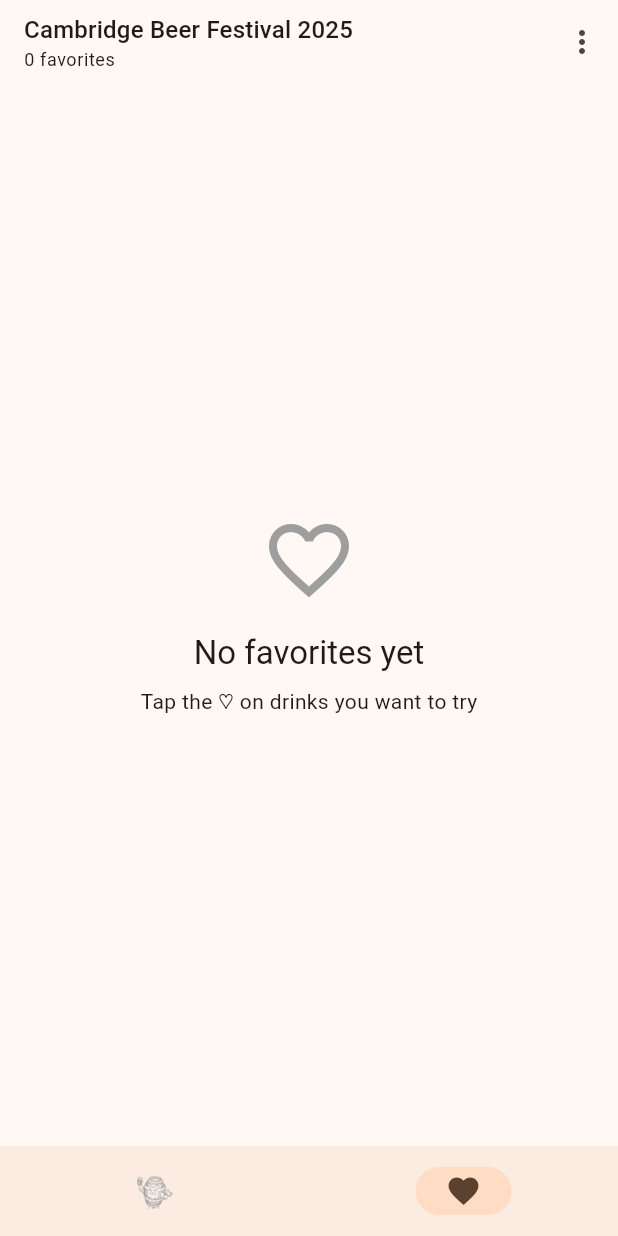
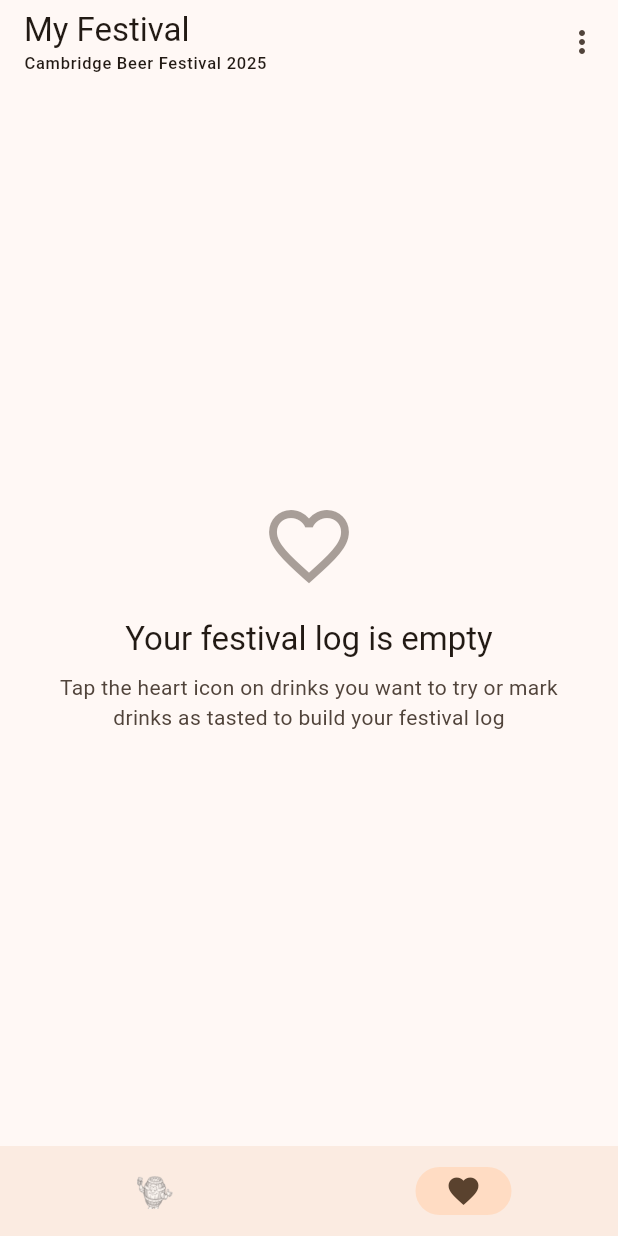
Before and after one commit to richardthe3rd/cambridge-beer-festival-app, a Flutter app: the screen it shows after launch, item 2 of the bottom bar chosen, on a phone screen of 412 x 824 dp. Run offline on Flutter 3.47's test engine with Material 3 defaults, Android fonts, the phone set to English and light mode, and no system bars; our stand-ins replace firebase_analytics, firebase_core, firebase_crashlytics, go_router, package_info_plus, share_plus and 1 more; accounts and stored records are empty; network calls fail.

Commit message:
feat: create FavoritesScreen as Festival Log (Task 4.3)
Co-authored-by: richardthe3rd <573334+richardthe3rd@users.noreply.github.com>

```diff
--- a/lib/main.dart
+++ b/lib/main.dart
@@ -342,62 +342,3 @@ class _BeerFestivalHomeState extends State<BeerFestivalHome> {
 }
 
 /// Screen showing favorited drinks
-class FavoritesScreen extends StatelessWidget {
-  const FavoritesScreen({
-    required this.festivalId,
-    super.key,
-  });
-
-  final String festivalId;
-
-  @override
-  Widget build(BuildContext context) {
-    final provider = context.watch<BeerProvider>();
-    final favorites = provider.favoriteDrinks;
-    final theme = Theme.of(context);
-
-    return Scaffold(
-      appBar: AppBar(
-        title: Column(
-          crossAxisAlignment: CrossAxisAlignment.start,
-          children: [
-            Text(provider.currentFestival.name, style: theme.textTheme.titleMedium),
-            Text('${favorites.length} favorites', style: theme.textTheme.bodySmall),
-          ],
-        ),
-        actions: [
-          buildOverflowMenu(context),
-        ],
-      ),
-      body: favorites.isEmpty
-          ? Semantics(
-              label: 'No favorites yet. Tap the heart icon on drinks you want to try.',
-              child: Center(
-                child: Column(
-                  mainAxisAlignment: MainAxisAlignment.center,
-                  children: [
-                    const Icon(Icons.favorite_border, size: 64, color: Colors.grey),
-                    const SizedBox(height: 16),
-                    Text('No favorites yet', style: theme.textTheme.titleLarge),
-                    const SizedBox(height: 8),
-                    const Text('Tap the ♡ on drinks you want to try'),
-                  ],
-                ),
-              ),
-            )
-          : ListView.builder(
-              padding: const EdgeInsets.only(bottom: 16),
-              itemCount: favorites.length,
-              itemBuilder: (context, index) {
-                final drink = favorites[index];
-                return DrinkCard(
-                  key: ValueKey(drink.id),
-                  drink: drink,
-                  onTap: () => context.go(buildDrinkDetailPath(festivalId, drink.id)),
-                  onFavoriteTap: () => provider.toggleFavorite(drink),
-                );
-              },
-            ),
-    );
-  }
-}
--- /dev/null
+++ b/lib/screens/favorites_screen.dart
@@ -0,0 +1,186 @@
+import 'package:flutter/material.dart';
+import 'package:go_router/go_router.dart';
+import 'package:provider/provider.dart';
+import '../models/models.dart';
+import '../providers/providers.dart';
+import '../widgets/widgets.dart';
+import '../utils/navigation_helpers.dart';
+
+/// Screen showing the user's festival log (My Festival)
+class FavoritesScreen extends StatelessWidget {
+  const FavoritesScreen({
+    required this.festivalId,
+    super.key,
+  });
+
+  final String festivalId;
+
+  @override
+  Widget build(BuildContext context) {
+    final provider = context.watch<BeerProvider>();
+
+    return Scaffold(
+      body: RefreshIndicator(
+        onRefresh: () => provider.loadDrinks(),
+        child: CustomScrollView(
+          slivers: [
+            SliverAppBar(
+              floating: true,
+              snap: true,
+              title: _buildTitle(context, provider),
+              actions: [
+                buildOverflowMenu(context),
+              ],
+            ),
+            _buildFestivalLogSliver(context, provider),
+          ],
+        ),
+      ),
+    );
+  }
+
+  Widget _buildTitle(BuildContext context, BeerProvider provider) {
+    final theme = Theme.of(context);
+    return Column(
+      crossAxisAlignment: CrossAxisAlignment.start,
+      children: [
+        const Text('My Festival'),
+        Text(
+          provider.currentFestival.name,
+          style: theme.textTheme.labelSmall,
+          overflow: TextOverflow.ellipsis,
+        ),
+      ],
+    );
+  }
+
+  Widget _buildFestivalLogSliver(BuildContext context, BeerProvider provider) {
+    // Get all favorite drinks
+    final allDrinks = provider.allDrinks.where((d) => d.isFavorite).toList();
+
+    if (allDrinks.isEmpty) {
+      return SliverFillRemaining(
+        child: _buildEmptyState(context),
+      );
+    }
+
+    // Build list of drinks with their statuses
+    return FutureBuilder<List<(Drink, String?, int)>>(
+      future: Future.wait(
+        allDrinks.map((drink) async {
+          final status = await provider.getFavoriteStatus(drink);
+          final tryCount = await provider.getTryCount(drink);
+          return (drink, status, tryCount);
+        }),
+      ),
+      builder: (context, snapshot) {
+        if (!snapshot.hasData) {
+          return const SliverFillRemaining(
+            child: Center(child: CircularProgressIndicator()),
+          );
+        }
+
+        final drinksWithStatus = snapshot.data!;
+
+        // Sort: "want_to_try" first, then "tasted", then by name
+        drinksWithStatus.sort((a, b) {
+          final (drinkA, statusA, _) = a;
+          final (drinkB, statusB, _) = b;
+
+          // "want_to_try" comes before "tasted"
+          if (statusA == 'want_to_try' && statusB == 'tasted') return -1;
+          if (statusA == 'tasted' && statusB == 'want_to_try') return 1;
+
+          // Within same status, sort by name
+          return drinkA.name.compareTo(drinkB.name);
+        });
+
+        return SliverList(
+          delegate: SliverChildBuilderDelegate(
+            (context, index) {
+              final (drink, status, _) = drinksWithStatus[index];
+
+              // Show divider between "want to try" and "tasted"
+              final showDivider = index > 0 &&
+                  drinksWithStatus[index - 1].$2 != status;
+
+              return Column(
+                children: [
+                  if (showDivider) _buildSectionDivider(context, status!),
+                  Semantics(
+                    label: '${drink.name} by ${drink.breweryName}',
+                    hint: 'Double tap to view drink details',
+                    button: true,
+                    child: DrinkCard(
+                      drink: drink,
+                      onTap: () => context.go(buildDrinkDetailPath(festivalId, drink.id)),
+                      onFavoriteTap: () => provider.toggleFavorite(drink),
+                    ),
+                  ),
+                ],
+              );
+            },
+            childCount: drinksWithStatus.length,
+          ),
+        );
+      },
+    );
+  }
+
+  Widget _buildSectionDivider(BuildContext context, String status) {
+    return Padding(
+      padding: const EdgeInsets.symmetric(vertical: 16, horizontal: 16),
+      child: Row(
+        children: [
+          const Expanded(child: Divider()),
+          Padding(
+            padding: const EdgeInsets.symmetric(horizontal: 16),
+            child: Text(
+              status == 'tasted' ? 'Tasted' : '',
+              style: Theme.of(context).textTheme.labelLarge?.copyWith(
+                    color: Theme.of(context).colorScheme.onSurfaceVariant,
+                    fontWeight: FontWeight.bold,
+                  ),
+            ),
+          ),
+          const Expanded(child: Divider()),
+        ],
+      ),
+    );
+  }
+
+  Widget _buildEmptyState(BuildContext context) {
+    final theme = Theme.of(context);
+    return Center(
+      child: Padding(
+        padding: const EdgeInsets.all(32.0),
+        child: Column(
+          mainAxisAlignment: MainAxisAlignment.center,
+          children: [
+            Icon(
+              Icons.favorite_border,
+              size: 64,
+              color: theme.colorScheme.onSurfaceVariant.withValues(alpha: 0.5),
+            ),
+            const SizedBox(height: 16),
+            Text(
+              'Your festival log is empty',
+              style: theme.textTheme.titleLarge?.copyWith(
+                color: theme.colorScheme.onSurface,
+              ),
+              textAlign: TextAlign.center,
+            ),
+            const SizedBox(height: 8),
+            Text(
+              'Tap the heart icon on drinks you want to try or mark drinks as tasted to build your festival log',
+              style: theme.textTheme.bodyMedium?.copyWith(
+                color: theme.colorScheme.onSurfaceVariant,
+              ),
+              textAlign: TextAlign.center,
+            ),
+          ],
+        ),
+      ),
+    );
+  }
+}
--- a/lib/screens/screens.dart
+++ b/lib/screens/screens.dart
@@ -2,5 +2,6 @@ export 'drinks_screen.dart';
 export 'drink_detail_screen.dart';
 export 'brewery_screen.dart';
 export 'style_screen.dart';
+export 'favorites_screen.dart';
 export 'festival_info_screen.dart';
 export 'about_screen.dart';
```
